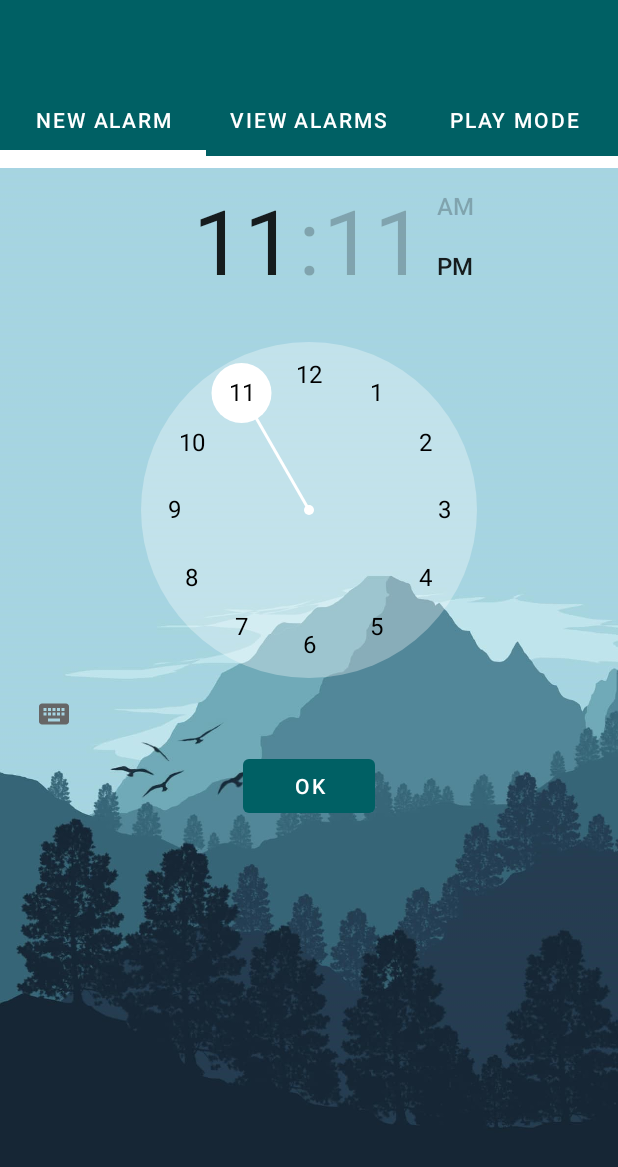
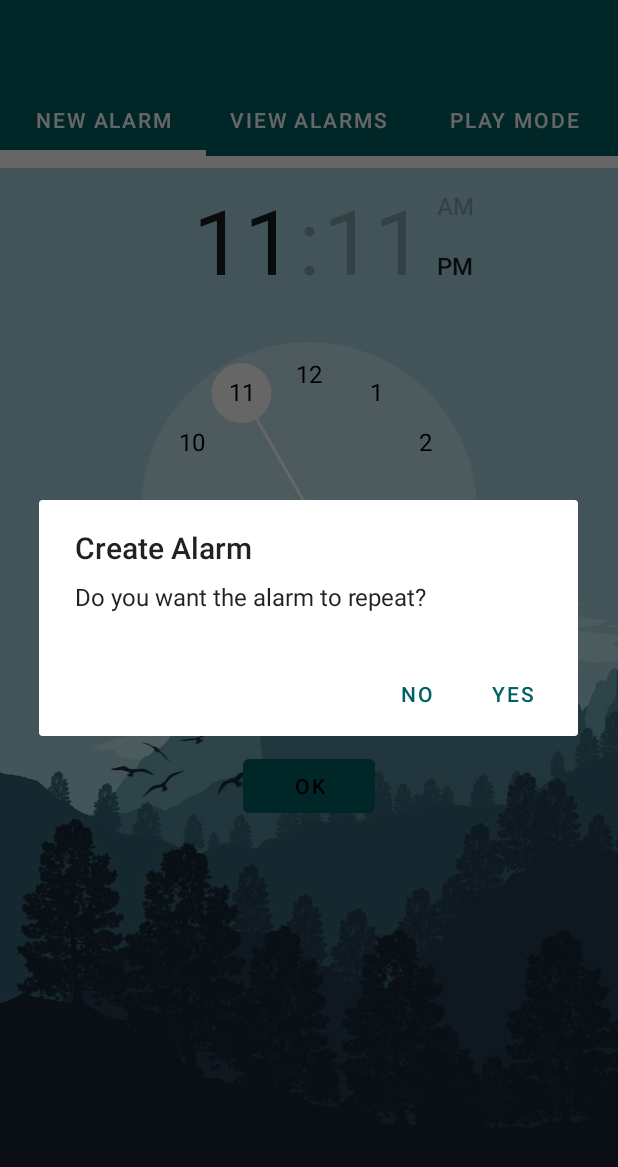
Before and after one commit to biancadragomir/bsc-mobile, an Android app: the screen it shows after launch (MainActivity), after a tap on "OK", on a phone screen of 412 x 824 dp. Shown: the top 1167 px of the screen. Run offline under Robolectric (Android 15) with nearby library versions, the phone set to English and light mode, and no system bars; our stand-ins replace ButterKnife.

Commit message:
swipe is disabled now when drawing in fragment

```diff
--- a/app/src/main/AndroidManifest.xml
+++ b/app/src/main/AndroidManifest.xml
@@ -12,6 +12,8 @@
             android:screenOrientation="portrait"
             android:supportsRtl="true"
             android:theme="@style/AppTheme.Launcher">
+        <activity android:name=".view.DrawFragment">
+        </activity>
         <activity android:name=".view.MainActivity">
             <intent-filter>
                 <action android:name="android.intent.action.MAIN"/>
--- a/app/src/main/java/app/bsc/db/drawing/model/Alarm.kt
+++ b/app/src/main/java/app/bsc/db/drawing/model/Alarm.kt
@@ -1,9 +1,10 @@
 package app.bsc.db.drawing.model
 
-class Alarm(h: Int, m: Int, r:Int){
+class Alarm(h: Int, m: Int, r:Int, d: Int){
     val hour = h
     val minute = m
     val reqId = r
+    val daily = d
 
     override fun toString(): String {
         return "$hour:$minute"
--- a/app/src/main/java/app/bsc/db/drawing/util/db/DBHelper.kt
+++ b/app/src/main/java/app/bsc/db/drawing/util/db/DBHelper.kt
@@ -21,12 +21,13 @@ class DBHelper(context:Context):SQLiteOpenHelper(context,
         private val COL_HOUR = "Hour"
         private val COL_MIN = "Min"
         private val COL_REQ_ID ="Req"
+        private val COL_DAILY = "Daily"
 
         private val TAG = "DBHelper.kt"
     }
 
     override fun onCreate(db: SQLiteDatabase?) {
-        val CREATE_TABLE_QUERY = ("CREATE TABLE  $TABLE_NAME ($COL_ID INTEGER, $COL_HOUR INTEGER, $COL_MIN INTEGER, $COL_REQ_ID INTEGER unique)")
+        val CREATE_TABLE_QUERY = ("CREATE TABLE  $TABLE_NAME ($COL_ID INTEGER, $COL_HOUR INTEGER, $COL_MIN INTEGER, $COL_REQ_ID INTEGER unique, $COL_DAILY INTEGER)")
         db!!.execSQL(CREATE_TABLE_QUERY)
     }
 
@@ -45,7 +46,8 @@ class DBHelper(context:Context):SQLiteOpenHelper(context,
                 do {
                     val Alarm = Alarm(cursor.getInt(cursor.getColumnIndex(COL_HOUR)),
                                       cursor.getInt(cursor.getColumnIndex(COL_MIN)),
-                                      cursor.getInt(cursor.getColumnIndex(COL_REQ_ID))
+                                      cursor.getInt(cursor.getColumnIndex(COL_REQ_ID)),
+                                      cursor.getInt(cursor.getColumnIndex(COL_DAILY))
                     )
                     lstAlarms.add(Alarm)
                 }while (cursor.moveToNext())
@@ -62,6 +64,7 @@ class DBHelper(context:Context):SQLiteOpenHelper(context,
         values.put(COL_HOUR, alarm.hour)
         values.put(COL_MIN, alarm.minute)
         values.put(COL_REQ_ID, alarm.reqId)
+        values.put(COL_DAILY, alarm.daily)
 
         db.insert(TABLE_NAME, null, values)
         Log.i("DBHelper: ", "added alarm with req id = " + alarm.reqId.toString())
--- a/app/src/main/java/app/bsc/db/drawing/util/paint/FingerPaintView.kt
+++ b/app/src/main/java/app/bsc/db/drawing/util/paint/FingerPaintView.kt
@@ -5,6 +5,7 @@ import android.graphics.*
 import android.util.AttributeSet
 import android.view.MotionEvent
 import android.view.View
+import app.bsc.db.drawing.view.MainActivity
 
 class FingerPaintView(
         context: Context,
@@ -35,6 +36,7 @@ class FingerPaintView(
     }
 
     override fun onTouchEvent(event: MotionEvent?): Boolean {
+        MainActivity.viewPager.setPagingEnabled(false)
         if (event == null) return false
         isEmpty = false
         val x = event.x
--- /dev/null
+++ b/app/src/main/java/app/bsc/db/drawing/view/CustomViewPager.kt
@@ -0,0 +1,30 @@
+package app.bsc.db.drawing.view
+
+import android.content.Context
+import android.view.MotionEvent
+import android.util.AttributeSet
+import androidx.viewpager.widget.ViewPager
+
+class CustomViewPager(context: Context, attrs: AttributeSet) : ViewPager(context, attrs) {
+    private var isCurrentlyEnabled: Boolean = false
+
+    init {
+        this.isCurrentlyEnabled = true
+    }
+
+    override fun onTouchEvent(event: MotionEvent): Boolean {
+        return if (this.isCurrentlyEnabled) {
+            super.onTouchEvent(event)
+        } else false
+    }
+
+    override fun onInterceptTouchEvent(event: MotionEvent): Boolean {
+        return if (this.isCurrentlyEnabled) {
+            super.onInterceptTouchEvent(event)
+        } else false
+    }
+
+    fun setPagingEnabled(enabled: Boolean) {
+        this.isCurrentlyEnabled = enabled
+    }
+}
--- a/app/src/main/java/app/bsc/db/drawing/view/MainActivity.kt
+++ b/app/src/main/java/app/bsc/db/drawing/view/MainActivity.kt
@@ -1,19 +1,20 @@
 package app.bsc.db.drawing.view
 
-import android.content.Intent
 import androidx.appcompat.app.AppCompatActivity
 import android.os.Bundle
 import androidx.viewpager.widget.ViewPager
 import app.bsc.db.drawing.R
-import app.bsc.db.drawing.util.paint.FingerPaintView
 import app.bsc.db.drawing.view.alarms_management.CreateAlarmFragment
 import app.bsc.db.drawing.view.alarms_management.ViewAlarmsFragment
 import com.google.android.material.tabs.TabLayout
 
 class MainActivity : AppCompatActivity() {
 
+    companion object{
+        lateinit var viewPager: CustomViewPager
+    }
+
     private var adapter: TabAdapter? = null
-    private lateinit var viewPager: ViewPager
     private lateinit var tabLayout: TabLayout
 
     override fun onCreate(savedInstanceState: Bundle?) {
@@ -21,14 +22,16 @@ class MainActivity : AppCompatActivity() {
         super.onCreate(savedInstanceState)
         setContentView(R.layout.activity_main)
         viewPager = findViewById(R.id.viewPager)
-        viewPager.setBackgroundResource(R.drawable.get);
+        viewPager.setBackgroundResource(R.drawable.get)
         tabLayout = findViewById(R.id.tabLayout)
         adapter = TabAdapter(supportFragmentManager)
+
         adapter?.addFragment(CreateAlarmFragment(), "NEW ALARM")
         adapter?.addFragment(ViewAlarmsFragment(), "VIEW ALARMS")
-        adapter?.addFragment(EnterPlayMode(), "PLAY MODE")
+        adapter?.addFragment(DrawFragment(), "PLAY MODE")
 
         viewPager.adapter = adapter
+
         tabLayout.setupWithViewPager(viewPager)
     }
 }
--- a/app/src/main/java/app/bsc/db/drawing/view/TabAdapter.kt
+++ b/app/src/main/java/app/bsc/db/drawing/view/TabAdapter.kt
@@ -10,6 +10,10 @@ class TabAdapter internal constructor(fm: FragmentManager) : FragmentStatePagerA
     private val mFragmentList = ArrayList<Fragment>()
     private val mFragmentTitleList = ArrayList<String>()
     override fun getItem(position: Int): Fragment {
+        if(position == 3)
+            MainActivity.viewPager.setPagingEnabled(false)
+        else
+            MainActivity.viewPager.setPagingEnabled(true)
         return mFragmentList[position]
     }
 
--- a/app/src/main/java/app/bsc/db/drawing/view/alarms_management/CreateAlarmFragment.kt
+++ b/app/src/main/java/app/bsc/db/drawing/view/alarms_management/CreateAlarmFragment.kt
@@ -14,6 +14,8 @@ import android.media.RingtoneManager
 import android.net.Uri
 import android.util.Log
 import android.widget.Toast
+import android.widget.ToggleButton
+import androidx.appcompat.app.AlertDialog
 import kotlinx.android.synthetic.main.fragment_one.*
 import java.util.*
 import app.bsc.db.drawing.R
@@ -30,6 +32,7 @@ class CreateAlarmFragment : Fragment() {
     }
 
     lateinit var db: DBHelper
+    var dailyAlarm = 0
 
     override fun onCreateView(inflater: LayoutInflater, container: ViewGroup?, savedInstanceState: Bundle?): View? {
         Log.i(this.tag, "value of request code in ON CREATE VIEW is "+ requestCode.toString())
@@ -40,8 +43,39 @@ class CreateAlarmFragment : Fragment() {
         super.onViewCreated(view, savedInstanceState)
         Log.i(this.tag, "value of request code  ON VIEW CREATED BEFORE DB CALL FOR MAX is "+ requestCode.toString())
         btn_add.setOnClickListener {
-            createAlarm()
+
+            val builder = AlertDialog.Builder(context!!)
+
+            builder.setTitle("Create Alarm")
+
+            builder.setMessage("Do you want the alarm to repeat?")
+
+            builder.setNegativeButton("NO"){_,_->
+                this.dailyAlarm = 0
+                Toast.makeText(context,"The alarm will repeat one time.",Toast.LENGTH_SHORT).show()
+                createAlarm()
+            }
+
+            builder.setPositiveButton("YES"){_, _->
+                Toast.makeText(context,"The alarm will repeat daily.",Toast.LENGTH_SHORT).show()
+                this.dailyAlarm = 1
+                createAlarm()
+            }
+
+            // Finally, make the alert dialog using builder
+            val dialog: AlertDialog = builder.create()
+
+            // Display the alert dialog on app interface
+            dialog.setCanceledOnTouchOutside(false)
+            dialog.setCancelable(false)
+            dialog.show()
+
         }
+
+
+//        switchDaily.setOnCheckedChangeListener { _, isChecked ->
+//            dailyAlarm = isChecked
+//        }
 
         db = DBHelper(context!!)
         requestCode = db.getMaxReqId()
@@ -69,14 +103,19 @@ class CreateAlarmFragment : Fragment() {
         requestCode += 1
 
         Log.i(tag, "creating alarm with requestCode = " + requestCode)
-        val alarmObj = Alarm(timePicker.hour, timePicker.minute, requestCode)
+        val alarmObj = Alarm(timePicker.hour, timePicker.minute, requestCode, dailyAlarm)
 
         val intent = Intent(context, AlarmReceiver::class.java)
 
         intent.putExtra("requestId", alarmObj.reqId)
+        intent.putExtra("daily", alarmObj.daily)
 
         val pendingIntent = PendingIntent.getBroadcast(context, alarmObj.reqId, intent, PendingIntent.FLAG_UPDATE_CURRENT)
-        alarmManager.set(AlarmManager.RTC_WAKEUP, calendar.timeInMillis, pendingIntent)
+
+        if(this.dailyAlarm == 1)
+            alarmManager.setRepeating(AlarmManager.RTC_WAKEUP, calendar.timeInMillis, AlarmManager.INTERVAL_DAY, pendingIntent)
+        else
+            alarmManager.set(AlarmManager.RTC_WAKEUP, calendar.timeInMillis, pendingIntent)
 
         addAlarmToDb(alarmObj)
         addAlarmToRecyclerView(alarmObj)
@@ -86,8 +125,10 @@ class CreateAlarmFragment : Fragment() {
         else
             Toast.makeText(context, "Could not refresh alarms!", Toast.LENGTH_SHORT).show()
 
-
-        Toast.makeText(activity, "Created alarm!", Toast.LENGTH_SHORT).show()
+        if(dailyAlarm == 1)
+            Toast.makeText(activity, "Created daily alarm!", Toast.LENGTH_SHORT).show()
+        else
+            Toast.makeText(activity, "Created one time alarm!", Toast.LENGTH_SHORT).show()
     }
 
     private fun addAlarmToDb(alarmObj: Alarm){
@@ -118,11 +159,13 @@ class CreateAlarmFragment : Fragment() {
             ringtone!!.play()
 
             var id = intent.getIntExtra("requestId", -2)
+            val dailyStatus= intent.getIntExtra("daily", 0)
 
             val fpvIntent = Intent(context, DrawActivity::class.java)
             fpvIntent.putExtra("requestId", id)
             fpvIntent.putExtra("lock", true)
             fpvIntent.putExtra("playMode", false)
+            fpvIntent.putExtra("daily", dailyStatus)
 
             fpvIntent.addFlags(Intent.FLAG_ACTIVITY_NEW_TASK)
 
--- a/app/src/main/res/layout/activity_main.xml
+++ b/app/src/main/res/layout/activity_main.xml
@@ -19,11 +19,20 @@
     >
     </com.google.android.material.tabs.TabLayout>
 
-    <androidx.viewpager.widget.ViewPager
+    <!--<androidx.viewpager.widget.ViewPager-->
+            <!--android:id="@+id/viewPager"-->
+            <!--android:layout_width="match_parent"-->
+            <!--android:layout_height="match_parent"-->
+            <!--android:theme="@android:style/ThemeOverlay.Material.Dark"-->
+    <!--&gt;-->
+    <!--</androidx.viewpager.widget.ViewPager>-->
+
+    <app.bsc.db.drawing.view.CustomViewPager
             android:id="@+id/viewPager"
             android:layout_width="match_parent"
             android:layout_height="match_parent"
             android:theme="@android:style/ThemeOverlay.Material.Dark"
     >
-    </androidx.viewpager.widget.ViewPager>
+    </app.bsc.db.drawing.view.CustomViewPager>
+
 </LinearLayout>
--- a/app/src/main/res/layout/drawing_layout.xml
+++ b/app/src/main/res/layout/drawing_layout.xml
@@ -6,7 +6,7 @@
                                              android:layout_width="match_parent"
                                              android:layout_height="match_parent"
                                              tools:context=".view.DrawActivity"
-                                            android:background="@drawable/mtn"
+                                            android:background="@drawable/min3"
 >
 
     <app.bsc.db.drawing.util.paint.FingerPaintView
--- a/app/src/main/res/layout/fragment_one.xml
+++ b/app/src/main/res/layout/fragment_one.xml
@@ -1,7 +1,7 @@
 <?xml version="1.0" encoding="utf-8"?>
 <androidx.constraintlayout.widget.ConstraintLayout xmlns:android="http://schemas.android.com/apk/res/android"
                                                    xmlns:app="http://schemas.android.com/apk/res-auto"
-                                                   android:layout_width="match_parent"
+                                                   xmlns:tools="http://schemas.android.com/tools" android:layout_width="match_parent"
                                                    android:layout_height="match_parent"
                                                    android:background="@drawable/min"
 >
@@ -29,7 +29,14 @@
                 app:layout_constraintTop_toBottomOf="@+id/timePicker"
                 app:layout_constraintStart_toStartOf="parent"
                 app:layout_constraintHorizontal_bias="0.5" app:layout_constraintEnd_toEndOf="parent"
-                android:textColor="@color/white"
+                android:textColor="#000"
         />
+        <!--<Switch-->
+                <!--android:text="Daily"-->
+                <!--android:layout_width="84dp"-->
+                <!--android:layout_height="52dp" app:layout_constraintTop_toTopOf="parent"-->
+                <!--app:layout_constraintBottom_toBottomOf="parent"-->
+                <!--android:id="@+id/switchDaily" app:layout_constraintVertical_bias="0.565"-->
+                <!--app:layout_constraintStart_toStartOf="parent" android:layout_marginStart="16dp"/>-->
 
 </androidx.constraintlayout.widget.ConstraintLayout>
--- a/app/src/main/res/values/strings.xml
+++ b/app/src/main/res/values/strings.xml
@@ -1,5 +1,5 @@
 <resources>
-    <string name="app_name">No more snoozing</string>
+    <string name="app_name">No More Snoozing</string>
 
     <string name="navigation_drawer_open">Open navigation drawer</string>
     <string name="navigation_drawer_close">Close navigation drawer</string>
@@ -7,4 +7,7 @@
     <string name="action_settings">Settings</string>
     <string name="animal">Please draw a %1$s</string>
 
+    <string name="daily">Daily</string>
+    <string name="one_time">One Time</string>
+
 </resources>
```
Also changed, not shown: app/src/main/java/app/bsc/db/drawing/view/DrawActivity.kt (+9 -2 lines), app/src/main/java/app/bsc/db/drawing/view/DrawFragment.kt (added, +105 -0 lines), app/src/main/java/app/bsc/db/drawing/view/alarms_management/AlarmsAdapter.kt (+8 -0 lines), app/src/main/res/layout/activity_draw_fragment.xml (added, +10 -0 lines), app/src/main/res/layout/enter_play_mode.xml (+13 -2 lines).
